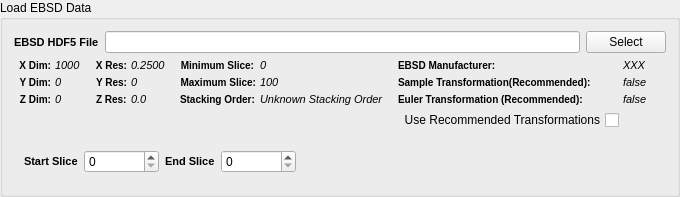
First picture: the form in Source/FilterWidgets/DREAM3DLib/IOFiltersWidgets/QReadH5EbsdWidget.ui, repository BlueQuartzSoftware/DREAM3D, before the edit.
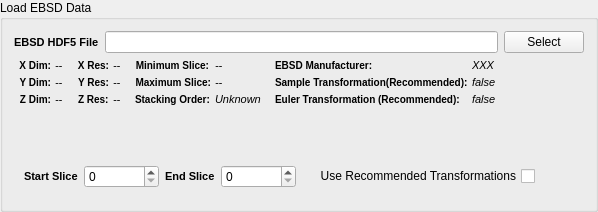
Second picture: the form after the edit. Custom widgets are drawn as their Qt base class.

Commit message: Adjusting the GUI to conserve some space

```diff
--- a/Source/FilterWidgets/DREAM3DLib/IOFiltersWidgets/QReadH5EbsdWidget.ui
+++ b/Source/FilterWidgets/DREAM3DLib/IOFiltersWidgets/QReadH5EbsdWidget.ui
@@ -6,8 +6,8 @@
    <rect>
     <x>0</x>
     <y>0</y>
-    <width>680</width>
-    <height>169</height>
+    <width>598</width>
+    <height>212</height>
    </rect>
   </property>
   <property name="windowTitle">
@@ -117,7 +117,7 @@
 }</string>
          </property>
          <property name="text">
-          <string>1000</string>
+          <string>--</string>
          </property>
          <property name="scaledContents">
           <bool>true</bool>
@@ -162,7 +162,7 @@
 }</string>
          </property>
          <property name="text">
-          <string>0</string>
+          <string>--</string>
          </property>
          <property name="scaledContents">
           <bool>true</bool>
@@ -207,7 +207,7 @@
 }</string>
          </property>
          <property name="text">
-          <string>0</string>
+          <string>--</string>
          </property>
          <property name="scaledContents">
           <bool>true</bool>
@@ -265,7 +265,7 @@
 }</string>
          </property>
          <property name="text">
-          <string>0.2500</string>
+          <string>--</string>
          </property>
          <property name="scaledContents">
           <bool>true</bool>
@@ -310,7 +310,7 @@
 }</string>
          </property>
          <property name="text">
-          <string>0</string>
+          <string>--</string>
          </property>
          <property name="scaledContents">
           <bool>true</bool>
@@ -352,7 +352,7 @@
 }</string>
          </property>
          <property name="text">
-          <string>0.0</string>
+          <string>--</string>
          </property>
          <property name="scaledContents">
           <bool>true</bool>
@@ -403,7 +403,7 @@
 }</string>
          </property>
          <property name="text">
-          <string>0</string>
+          <string>--</string>
          </property>
          <property name="scaledContents">
           <bool>true</bool>
@@ -448,7 +448,7 @@
 }</string>
          </property>
          <property name="text">
-          <string>100</string>
+          <string>--</string>
          </property>
          <property name="scaledContents">
           <bool>true</bool>
@@ -493,7 +493,7 @@
 }</string>
          </property>
          <property name="text">
-          <string>Unknown Stacking Order</string>
+          <string>Unknown</string>
          </property>
          <property name="scaledContents">
           <bool>true</bool>
@@ -683,16 +683,6 @@
          </property>
         </widget>
        </item>
-       <item row="3" column="0">
-        <widget class="QCheckBox" name="m_UseTransformations">
-         <property name="layoutDirection">
-          <enum>Qt::RightToLeft</enum>
-         </property>
-         <property name="text">
-          <string>Use Recommended Transformations</string>
-         </property>
-        </widget>
-       </item>
       </layout>
      </item>
     </layout>
@@ -711,16 +701,13 @@
      <property name="margin">
       <number>10</number>
      </property>
-     <item row="0" column="0">
-      <widget class="QLabel" name="label_5">
-       <property name="styleSheet">
-        <string notr="true">QLabel {
-font-weight: bold;
-font-size: 11px;
-}</string>
+     <item row="0" column="5">
+      <widget class="QCheckBox" name="m_UseTransformations">
+       <property name="layoutDirection">
+        <enum>Qt::RightToLeft</enum>
        </property>
        <property name="text">
-        <string>Start Slice</string>
+        <string>Use Recommended Transformations</string>
        </property>
       </widget>
      </item>
@@ -734,7 +721,7 @@
        </property>
       </widget>
      </item>
-     <item row="0" column="4">
+     <item row="0" column="6">
       <spacer name="horizontalSpacer_2">
        <property name="orientation">
         <enum>Qt::Horizontal</enum>
@@ -770,6 +757,35 @@
        </property>
       </widget>
      </item>
+     <item row="0" column="0">
+      <widget class="QLabel" name="label_5">
+       <property name="styleSheet">
+        <string notr="true">QLabel {
+font-weight: bold;
+font-size: 11px;
+}</string>
+       </property>
+       <property name="text">
+        <string>Start Slice</string>
+       </property>
+      </widget>
+     </item>
+     <item row="0" column="4">
+      <spacer name="horizontalSpacer_3">
+       <property name="orientation">
+        <enum>Qt::Horizontal</enum>
+       </property>
+       <property name="sizeType">
+        <enum>QSizePolicy::Fixed</enum>
+       </property>
+       <property name="sizeHint" stdset="0">
+        <size>
+         <width>12</width>
+         <height>20</height>
+        </size>
+       </property>
+      </spacer>
+     </item>
     </layout>
    </item>
   </layout>
```
Left out of the diff: 12 changed lines with no effect on the pictures.
